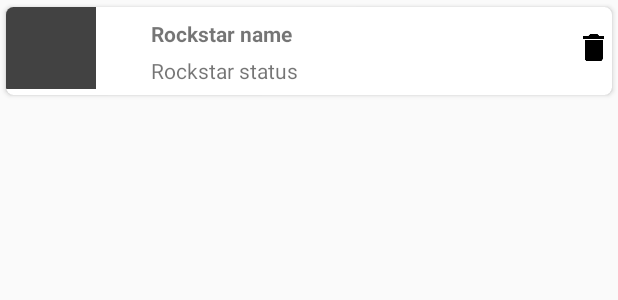
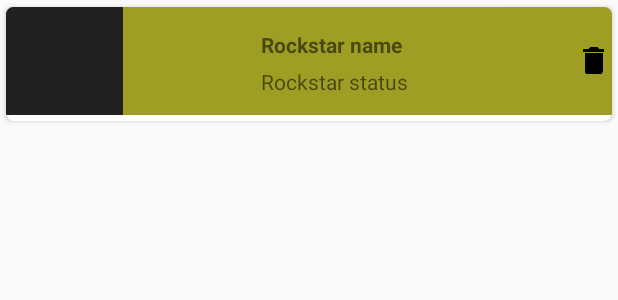
Before and after one commit to Neness07/TestAppStud2016, an Android app: the layout bookmarks_item.xml on its own in the app's theme, with its tools: preview values and no code run, on a phone screen of 412 x 824 dp. Shown: the top 300 px of the screen. Run offline under Robolectric (Android 15) with nearby library versions, the phone set to English and light mode, and no system bars; network calls fail.

Commit message:
Debut de mise en place de material design

```diff
--- a/app/src/main/res/layout/activity_main.xml
+++ b/app/src/main/res/layout/activity_main.xml
@@ -12,6 +12,7 @@
         android:id="@+id/id_viewpager">
     </android.support.v4.view.ViewPager>
 
+    <!-- -->
     <android.support.design.widget.TabLayout
         android:id="@+id/id_tabLayout"
         android:layout_width="match_parent"
--- a/app/src/main/res/layout/bookmarks_item.xml
+++ b/app/src/main/res/layout/bookmarks_item.xml
@@ -2,10 +2,9 @@
 <android.support.v7.widget.CardView
     xmlns:android="http://schemas.android.com/apk/res/android"
     xmlns:card_view="http://schemas.android.com/apk/res-auto"
-    xmlns:app="http://schemas.android.com/apk/res-auto"
     android:id="@+id/card_item_rockstar"
     android:layout_width="match_parent"
-    android:layout_height="68dp"
+    android:layout_height="@dimen/card_height"
     android:orientation="horizontal"
     card_view:cardCornerRadius="5dp"
     card_view:cardUseCompatPadding="true"
@@ -14,11 +13,12 @@
     <RelativeLayout
         android:layout_width="match_parent"
         android:layout_height="match_parent"
-        android:orientation="horizontal">
+        android:orientation="horizontal"
+        android:background="@color/card_background">
 
         <ImageView
             android:id="@+id/id_img_view"
-            android:layout_width="60dp"
+            android:layout_width="@dimen/photo_rock_star_weidth"
             android:layout_height="match_parent"
             android:layout_alignParentLeft="true"
             android:layout_centerHorizontal="true"
@@ -28,8 +28,9 @@
             android:orientation="vertical"
             android:layout_width="210dp"
             android:layout_height="wrap_content"
-            android:layout_centerVertical="true"
-            android:layout_centerHorizontal="true">
+            android:layout_centerInParent="true"
+            android:layout_toLeftOf="@+id/id_imageButton"
+            android:layout_toStartOf="@+id/id_imageButton">
 
             <TextView
                 android:id="@+id/id_text_name"
--- a/app/src/main/res/layout/rockstars_fragment.xml
+++ b/app/src/main/res/layout/rockstars_fragment.xml
@@ -1,5 +1,6 @@
 <?xml version="1.0" encoding="utf-8"?>
-<android.support.v7.widget.RecyclerView xmlns:android="http://schemas.android.com/apk/res/android"
+<android.support.v7.widget.RecyclerView
+    xmlns:android="http://schemas.android.com/apk/res/android"
     xmlns:tools="http://schemas.android.com/tools"
     android:layout_width="match_parent"
     android:layout_height="match_parent"
--- a/app/src/main/res/values/colors.xml
+++ b/app/src/main/res/values/colors.xml
@@ -1,6 +1,7 @@
 <?xml version="1.0" encoding="utf-8"?>
 <resources>
-    <color name="colorPrimary">#424242</color>
-    <color name="colorPrimaryDark">#e3f2fd</color>
-    <color name="colorAccent">#FF4081</color>
+    <color name="colorPrimary">#212121</color>
+    <color name="colorPrimaryDark">#546e7a</color>
+    <color name="colorAccent">#2196f3</color>
+    <color name="card_background">#9e9d24</color>
 </resources>
--- a/app/src/main/res/values/dimens.xml
+++ b/app/src/main/res/values/dimens.xml
@@ -2,4 +2,8 @@
     <!-- Default screen margins, per the Android Design guidelines. -->
     <dimen name="activity_horizontal_margin">16dp</dimen>
     <dimen name="activity_vertical_margin">16dp</dimen>
+    <dimen name="FAB_elevation">5dp</dimen>
+    <dimen name="card_height">85dp</dimen>
+    <dimen name="photo_rock_star_weidth">78dp</dimen>
+
 </resources>
```
Also changed, not shown: app/src/main/res/layout/profile_fragment.xml (+8 -1 lines), app/src/main/res/layout/rockstars_item.xml (+5 -5 lines), 1 other file.
